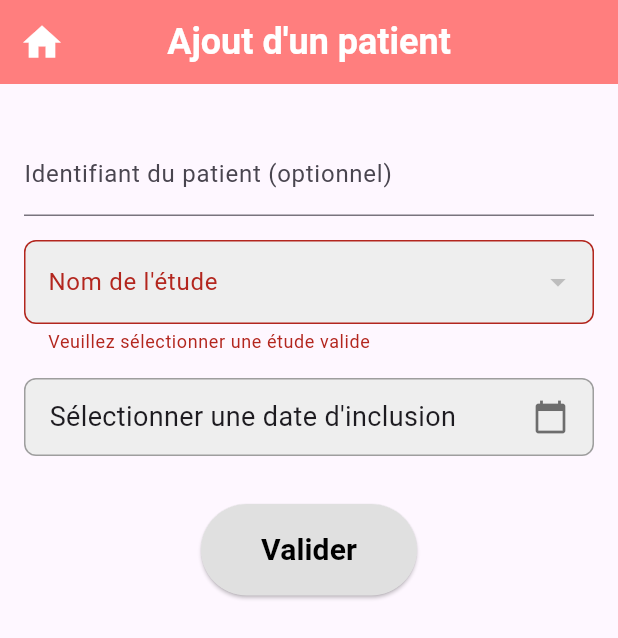
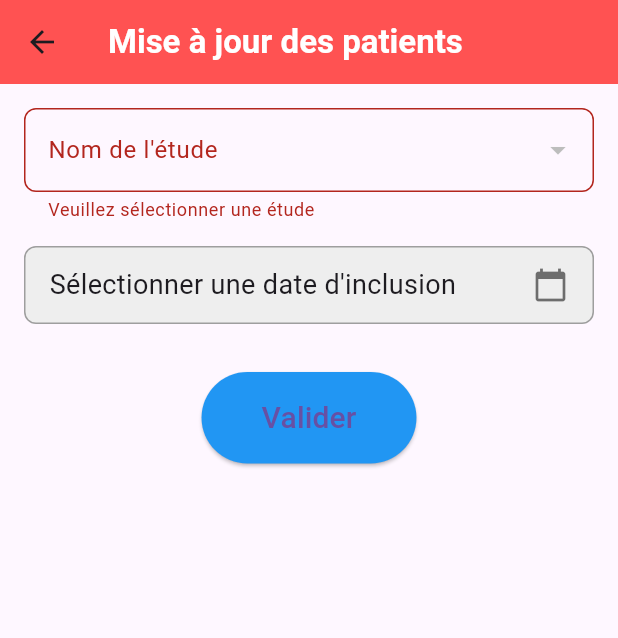
Before and after one commit to Darksasouce/PrismaticsProj, a Flutter app: the AjoutPatientPage screen opened directly, after a tap on "Valider", on a phone screen of 412 x 824 dp. Shown: the top 638 px of the screen. Run offline on Flutter 3.47's test engine with Material 3 defaults, Android fonts, the phone set to English and light mode, and no system bars; our stand-ins replace image_picker, supabase_flutter; missing offline and left inert: postgres; accounts and stored records are empty.

Commit message:
ajout patient

```diff
--- a/lib/screens/ajout_patient.dart
+++ b/lib/screens/ajout_patient.dart
@@ -16,7 +16,6 @@ class _AjoutPatientPageState extends State<AjoutPatientPage> {
 
   List<String> _etudes = [];
   String? _selectedEtude;
-  String _patientId = "";
   DateTime? _selectedDate;
 
   @override
@@ -25,29 +24,21 @@ class _AjoutPatientPageState extends State<AjoutPatientPage> {
     _fetchEtudes();
   }
 
-  /// **Récupère la liste des études valides depuis Supabase**
+  /// **🔹 Récupérer les études disponibles**
   Future<void> _fetchEtudes() async {
-    debugPrint("🔍 Récupération des études valides...");
     try {
-      final response = await supabase.from('etude').select('nom'); // ✅ Correction ici
-      debugPrint("✅ Études récupérées : $response");
-
+      final response = await supabase.from('etude').select('nom');
       if (response.isNotEmpty) {
         setState(() {
           _etudes = List<String>.from(response.map((e) => e['nom']));
         });
       }
     } catch (e) {
-      debugPrint("❌ Erreur lors de la récupération des études : $e");
+      debugPrint("❌ Erreur récupération études : $e");
     }
   }
 
-  /// **Vérifie si l'étude sélectionnée est valide selon la base**
-  bool _isValidStudy(String? study) {
-    return _etudes.contains(study);
-  }
-
-  /// **Ouvre un DatePicker pour sélectionner la date d'inclusion**
+  /// **🔹 Ouvre un DatePicker pour sélectionner la date d'inclusion**
   Future<void> _selectDate(BuildContext context) async {
     final DateTime? picked = await showDatePicker(
       context: context,
@@ -62,79 +53,76 @@ class _AjoutPatientPageState extends State<AjoutPatientPage> {
     }
   }
 
-  /// **Ajoute un patient dans la base de données**
-  Future<void> _addPatient() async {
-    if (_formKey.currentState!.validate()) {
+  /// **🔹 Incrémente seulement le `nbpatient` dans la table `etude`**
+  Future<void> _incrementNbPatient() async {
+    if (!_formKey.currentState!.validate()) return;
+
     _formKey.currentState!.save();
     final currentContext = context;
 
     try {
-        if (!_isValidStudy(_selectedEtude)) {
+      if (!_etudes.contains(_selectedEtude)) {
         throw Exception("L'étude sélectionnée n'est pas valide.");
       }
 
-        // Vérifier si l'ID est un entier valide
-        int? patientIdInt;
-        if (_patientId.isNotEmpty) {
-          patientIdInt = int.tryParse(_patientId);
-          if (patientIdInt == null) {
-            throw Exception("L'ID du patient doit être un nombre entier.");
-          }
-        } else {
-          patientIdInt = DateTime.now().millisecondsSinceEpoch; // Générer un ID unique
-        }
-
-        String inclusionDate = _selectedDate != null
-            ? DateFormat('yyyy-MM-dd').format(_selectedDate!)
-            : DateFormat('yyyy-MM-dd').format(DateTime.now());
-
-        debugPrint("📝 Tentative d'insertion du patient...");
-        debugPrint("➡ ID: $patientIdInt, Étude: $_selectedEtude, Date: $inclusionDate");
-
-        // Insérer le patient dans la BDD
-        await supabase.from('patients').insert({
-          'id': patientIdInt,
-          'etude': _selectedEtude,
-          'inclusion_date': inclusionDate,
-        });
-
-        debugPrint("✅ Patient ajouté avec succès.");
-
-        // **Mise à jour du compteur de patients**
-        if (_selectedEtude != null) {
-          debugPrint("🔄 Mise à jour du compteur de patients pour l'étude $_selectedEtude...");
-
+      // **🔄 Mise à jour du compteur de patients**
       final etudeResponse = await supabase
           .from('etude')
           .select('nbpatient')
           .eq('nom', _selectedEtude)
-              .single();
+          .maybeSingle();
 
       if (etudeResponse != null && etudeResponse['nbpatient'] != null) {
         int currentNbPatient = etudeResponse['nbpatient'];
         await supabase.from('etude').update({'nbpatient': currentNbPatient + 1}).eq('nom', _selectedEtude);
         debugPrint("✅ Nombre de patients mis à jour : ${currentNbPatient + 1}");
       } else {
-            debugPrint("⚠ Problème avec la récupération du nombre de patients.");
-          }
+        debugPrint("⚠ Problème récupération nbpatient.");
       }
 
       ScaffoldMessenger.of(currentContext).showSnackBar(
-          const SnackBar(content: Text("Patient ajouté avec succès !")),
+        const SnackBar(content: Text("Nombre de patients mis à jour avec succès !")),
       );
 
       Navigator.pushReplacement(currentContext, MaterialPageRoute(builder: (context) => const AccueilPage()));
     } catch (e) {
-        debugPrint("❌ Erreur lors de l'ajout du patient : $e");
+      debugPrint("❌ Erreur mise à jour nbpatient : $e");
       ScaffoldMessenger.of(currentContext).showSnackBar(
-          SnackBar(content: Text("Erreur lors de l'ajout du patient: ${e.toString()}")),
+        SnackBar(content: Text("Erreur : ${e.toString()}")),
       );
     }
   }
-  }
-  /// **Widget pour sélectionner la date d'inclusion**
-  Widget _buildDatePicker(BuildContext context) {
-    return GestureDetector(
+
+  @override
+  Widget build(BuildContext context) {
+    return Scaffold(
+      appBar: AppBar(
+        backgroundColor: Colors.redAccent,
+        title: const Text("Mise à jour des patients", style: TextStyle(color: Colors.white, fontWeight: FontWeight.bold)),
+      ),
+      body: SingleChildScrollView(
+        padding: const EdgeInsets.all(16.0),
+        child: Form(
+          key: _formKey,
+          child: Column(
+            children: [
+              DropdownButtonFormField<String>(
+                decoration: InputDecoration(
+                  labelText: "Nom de l'étude",
+                  border: OutlineInputBorder(borderRadius: BorderRadius.circular(8.0)),
+                ),
+                items: _etudes.map((etude) {
+                  return DropdownMenuItem(value: etude, child: Text(etude));
+                }).toList(),
+                onChanged: (value) {
+                  setState(() {
+                    _selectedEtude = value;
+                  });
+                },
+                validator: (value) => value == null ? "Veuillez sélectionner une étude" : null,
+              ),
+              const SizedBox(height: 16),
+              GestureDetector(
                 onTap: () => _selectDate(context),
                 child: Container(
                   padding: const EdgeInsets.symmetric(vertical: 12, horizontal: 16),
@@ -156,58 +144,15 @@ class _AjoutPatientPageState extends State<AjoutPatientPage> {
                     ],
                   ),
                 ),
-    );
-  }
-
-  @override
-  Widget build(BuildContext context) {
-    return Scaffold(
-      appBar: AppBar(
-        backgroundColor: const Color(0xFFFF7E7E),
-        title: const Text(
-          "Ajout d'un patient",
-          style: TextStyle(color: Colors.white, fontWeight: FontWeight.bold, fontSize: 24),
               ),
-        centerTitle: true,
-        leading: IconButton(
-          icon: const Icon(Icons.home, size: 30, color: Colors.white),
-          onPressed: () {
-            Navigator.pushReplacement(context, MaterialPageRoute(builder: (context) => const AccueilPage()));
-          },
-        ),
-      ),
-      body: SingleChildScrollView(
-        padding: const EdgeInsets.all(16.0),
-        child: Form(
-          key: _formKey,
-          child: Column(
-            crossAxisAlignment: CrossAxisAlignment.center,
-            children: [
-              const SizedBox(height: 16),
-              TextFormField(
-                decoration: const InputDecoration(labelText: "Identifiant du patient (optionnel)"),
-                onChanged: (value) {
-                  setState(() {
-                    _patientId = value;
-                  });
-                },
-              ),
-              const SizedBox(height: 16),
-              _buildDropdownField(),
-              const SizedBox(height: 16),
-              _buildDatePicker(context),
               const SizedBox(height: 32),
               ElevatedButton(
-                onPressed: _addPatient,
+                onPressed: _incrementNbPatient,
                 style: ElevatedButton.styleFrom(
-                  backgroundColor: Colors.grey.shade300,
-                  foregroundColor: Colors.black,
+                  backgroundColor: Colors.blue,
                   padding: const EdgeInsets.symmetric(horizontal: 40, vertical: 16),
                 ),
-                child: const Text(
-                  "Valider",
-                  style: TextStyle(fontSize: 20, fontWeight: FontWeight.bold),
-                ),
+                child: const Text("Valider", style: TextStyle(fontSize: 20)),
               ),
             ],
           ),
@@ -215,25 +160,4 @@ class _AjoutPatientPageState extends State<AjoutPatientPage> {
       ),
     );
   }
-
-  /// **Dropdown pour sélectionner l'étude**
-  Widget _buildDropdownField() {
-    return DropdownButtonFormField<String>(
-      decoration: InputDecoration(
-        labelText: "Nom de l'étude",
-        border: OutlineInputBorder(borderRadius: BorderRadius.circular(8.0)),
-        filled: true,
-        fillColor: Colors.grey.shade200,
-      ),
-      items: _etudes.map((etude) {
-        return DropdownMenuItem(value: etude, child: Text(etude));
-      }).toList(),
-      onChanged: (value) {
-        setState(() {
-          _selectedEtude = value;
-        });
-      },
-      validator: (value) => value == null ? "Veuillez sélectionner une étude valide" : null,
-    );
 }
-}
--- a/lib/screens/formulaire_inclusion.dart
+++ b/lib/screens/formulaire_inclusion.dart
@@ -21,12 +21,41 @@ class _FormulairePageState extends State<FormulairePage> {
   int? _age;
   String inclusionResult = "Aucune étude";
 
+  /// **🔹 Confirmation avant validation**
+  Future<void> _showConfirmationDialog() async {
+    return showDialog<void>(
+      context: context,
+      barrierDismissible: false,
+      builder: (BuildContext dialogContext) {
+        return AlertDialog(
+          title: const Text("Confirmer la validation"),
+          content: const Text("Êtes-vous sûr de vouloir soumettre ce formulaire ?"),
+          actions: <Widget>[
+            TextButton(
+              child: const Text("Annuler"),
+              onPressed: () {
+                Navigator.of(dialogContext).pop();
+              },
+            ),
+            ElevatedButton(
+              child: const Text("Confirmer"),
+              onPressed: () {
+                Navigator.of(dialogContext).pop();
+                _validateAndSubmit();
+              },
+            ),
+          ],
+        );
+      },
+    );
+  }
+
   /// **🔹 Déterminer l'étude et mettre à jour la base de données**
   Future<void> _validateAndSubmit() async {
     if (_formKey.currentState!.validate()) {
       _formKey.currentState!.save();
 
-      // **Déterminer l'étude selon les critères**
+      // **Arbre décisionnel pour l’inclusion**
       if (_chronicPain == true && _age != null && _age! >= 18) {
         if (_fbss == true && _priorTreatment == true && _vasScore != null && _vasScore! >= 50 && _scsTrialEligible == true) {
           inclusionResult = "Étude sur Prediback";
@@ -171,7 +200,7 @@ class _FormulairePageState extends State<FormulairePage> {
               const SizedBox(height: 32),
               Center(
                 child: ElevatedButton(
-                  onPressed: _validateAndSubmit,
+                  onPressed: _showConfirmationDialog,
                   child: const Text("Valider", style: TextStyle(fontSize: 20)),
                 ),
               ),
```
Lines whose indentation alone changed are shown as unchanged.
